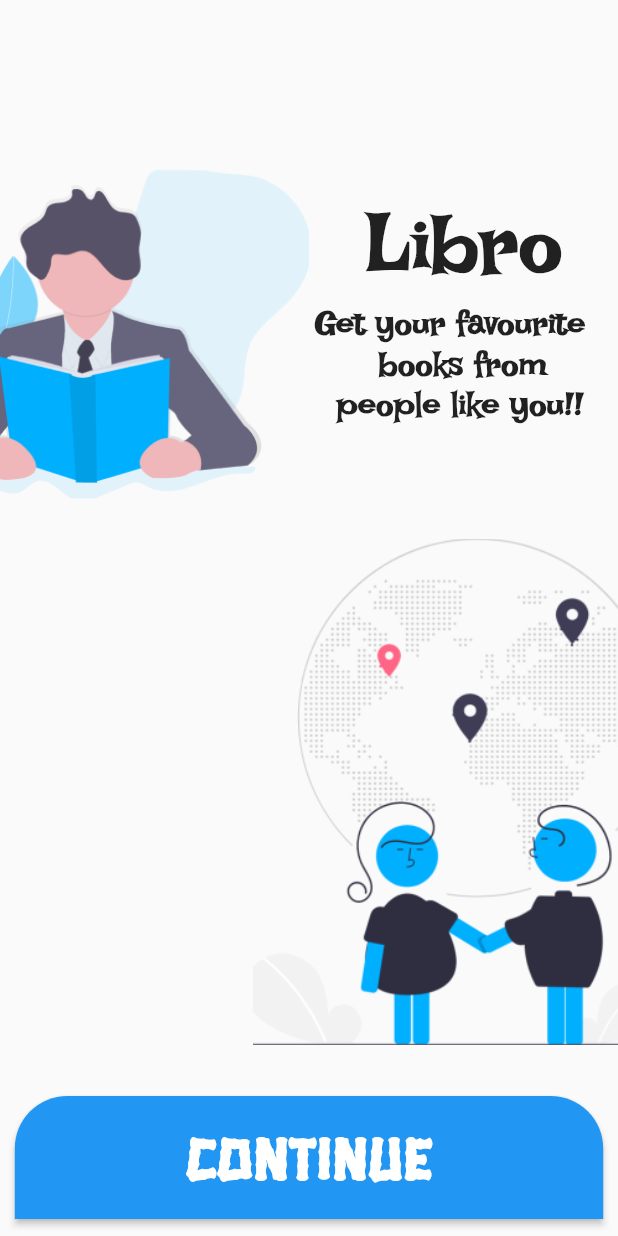
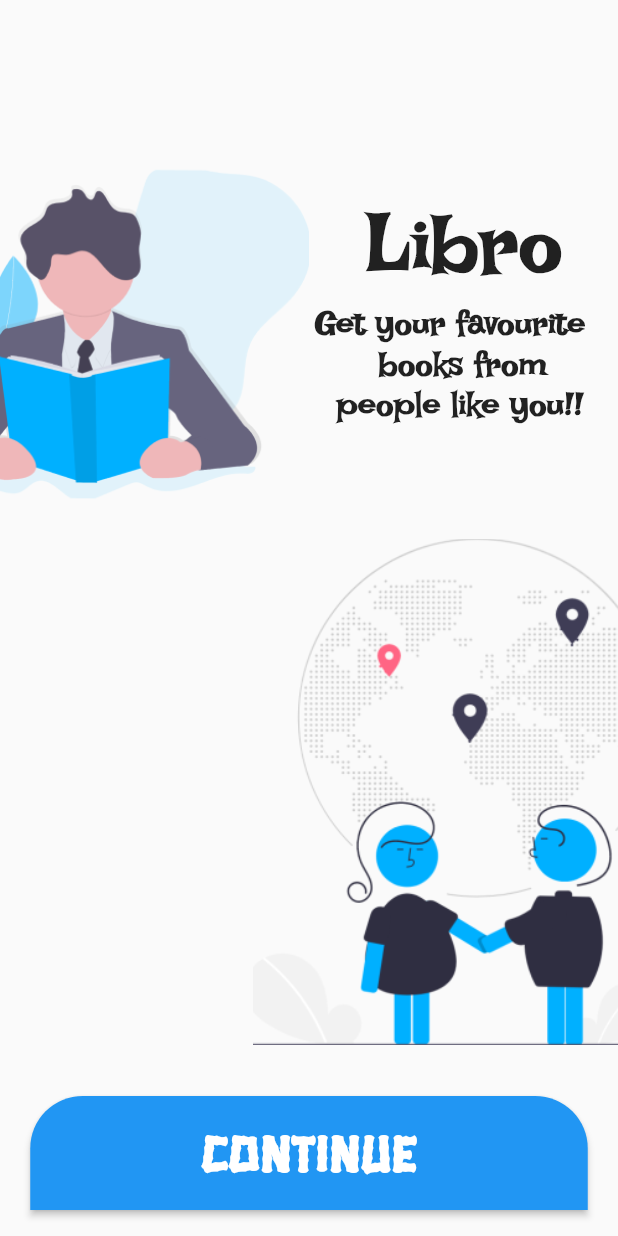
Before and after one commit to infiniteoverflow/Libro, a Flutter app: the Introduction screen opened directly, on a phone screen of 412 x 824 dp. Run offline on Flutter 3.47's test engine with Material 2 defaults, Android fonts, the phone set to English and light mode, and no system bars; our stand-ins replace flutter_switch.

Commit message:
Minor Code Changes and Integrated Android with Firebase

```diff
--- a/analysis_options.yaml
+++ b/analysis_options.yaml
@@ -3,8 +3,10 @@ include: package:lint/analysis_options.yaml
 analyzer:
   errors:
     avoid_print: ignore
+    constant_identifier_names: true
 
   exclude:
     - "**/*.gr.dart"
     - "**/*.g.dart"
     - "**/*.freezed.dart"
+    - "**/*.dart"
--- a/lib/Screens/Login_Screen.dart
+++ b/lib/Screens/Login_Screen.dart
@@ -1,9 +1,12 @@
+// ignore_for_file: non_constant_identifier_names
+
 import 'package:book_donation/Utils/Styles.dart';
 import 'package:flutter/material.dart';
 import 'package:flutter_switch/flutter_switch.dart';
 
 class LoginPage extends StatefulWidget {
 
+  // ignore: file_names
   @override
   _LoginPageState createState() => _LoginPageState();
 }
--- a/lib/Screens/intro_screen.dart
+++ b/lib/Screens/intro_screen.dart
@@ -1,3 +1,4 @@
+import 'package:book_donation/Screens/Login_Screen.dart';
 import 'package:flutter/material.dart';
 
 class Introduction extends StatefulWidget{
@@ -21,11 +22,11 @@ class IntroductionState extends State<Introduction>{
                     crossAxisAlignment: CrossAxisAlignment.start,
                     children: [
                       Padding(
-                        padding: const EdgeInsets.only(top: 0,left: 00),
+                        padding: const EdgeInsets.only(top: 0.0,left: 0),
                         child: Container(
                           height: MediaQuery.of(context).size.height * 0.27,
                           width: MediaQuery.of(context).size.width* 0.5,
-                          decoration: BoxDecoration(
+                          decoration: const BoxDecoration(
                               image: DecorationImage(
                                 image: AssetImage("assets/images/Reading 1.png"),
                                 fit: BoxFit.cover,
@@ -41,13 +42,13 @@ class IntroductionState extends State<Introduction>{
                           crossAxisAlignment: CrossAxisAlignment.start,
                           children: [
                             SizedBox(height: MediaQuery.of(context).size.height * 0.02,),
-                            Align(
+                            const Align(
                               alignment: Alignment(-0.050,-1.50),
                               child: Text("Libro",
                                 style: TextStyle(fontWeight: FontWeight.bold,fontSize: 55, fontFamily: 'IrishGrover' ),),
                             ),
                             SizedBox(height: MediaQuery.of(context).size.height * 0.01,),
-                            Text("Get your favourite\n      books from\n  people like you!!",
+                            const Text("Get your favourite\n      books from\n  people like you!!",
                               style: TextStyle(fontWeight: FontWeight.bold,fontSize: 22,fontFamily: 'IrishGrover'),)
                           ],
                         ),
@@ -61,7 +62,7 @@ class IntroductionState extends State<Introduction>{
                       Container(
                         height: MediaQuery.of(context).size.height * 0.41,
                         width: MediaQuery.of(context).size.width* 0.59,
-                        decoration: BoxDecoration(
+                        decoration: const BoxDecoration(
                             image: DecorationImage(
                               image: AssetImage("assets/images/Sharing 1.png"),
                               fit: BoxFit.cover,
@@ -71,22 +72,28 @@ class IntroductionState extends State<Introduction>{
                     ],
                   ),
                   SizedBox(height:MediaQuery.of(context).size.height * 0.041),
+                  // ignore: avoid_unnecessary_containers
                   Container(
+                    // ignore: deprecated_member_use
                     child: RaisedButton(
                       onPressed: (){
-                        debugPrint('Continue!!');
+                        Navigator.push(context, MaterialPageRoute(builder:
+                        (context) => LoginPage()));
                       },
-                      shape: RoundedRectangleBorder(
+                      shape: const RoundedRectangleBorder(
                         borderRadius:BorderRadius.only(topLeft: Radius.circular(35.0),
                             topRight: Radius.circular(35.0) )
                       ),
                       color: Colors.blue,
-                      padding: EdgeInsets.symmetric(vertical: 15, horizontal: 113.8),
-                      child: Text('CONTINUE',style: TextStyle(
-                        fontFamily: 'HanaleiFill',
-                        fontSize: 40.0,
-                        color: Colors.white
-                      ),),
+                      padding: const EdgeInsets.symmetric(vertical: 15, horizontal: 113.8),
+                      child: const Text(
+                        'CONTINUE',
+                        style: TextStyle(
+                          fontFamily: 'HanaleiFill',
+                          fontSize: 35.0,
+                          color: Colors.white
+                        ),
+                      ),
                     ),
                   )
 
--- a/lib/main.dart
+++ b/lib/main.dart
@@ -16,7 +16,7 @@ class MyApp extends StatelessWidget {
       theme: ThemeData(
         primarySwatch: Styles.colorCustom,
       ),
-      home:LoginPage(),
+      home:Introduction(),
     );
   }
 }
```
Also changed, not shown: pubspec.lock, 4 other files.
